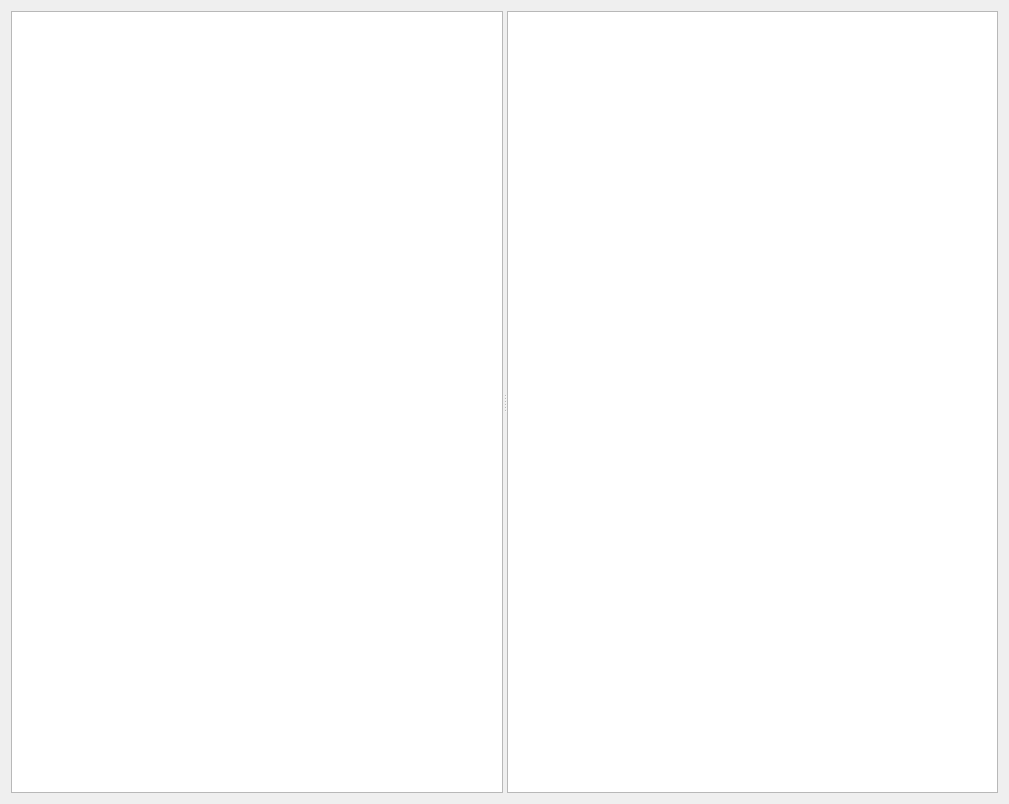
Qt form editor/echo/Base/UI/Document/Document.ui (timi-liuliang/echo) before a commit.
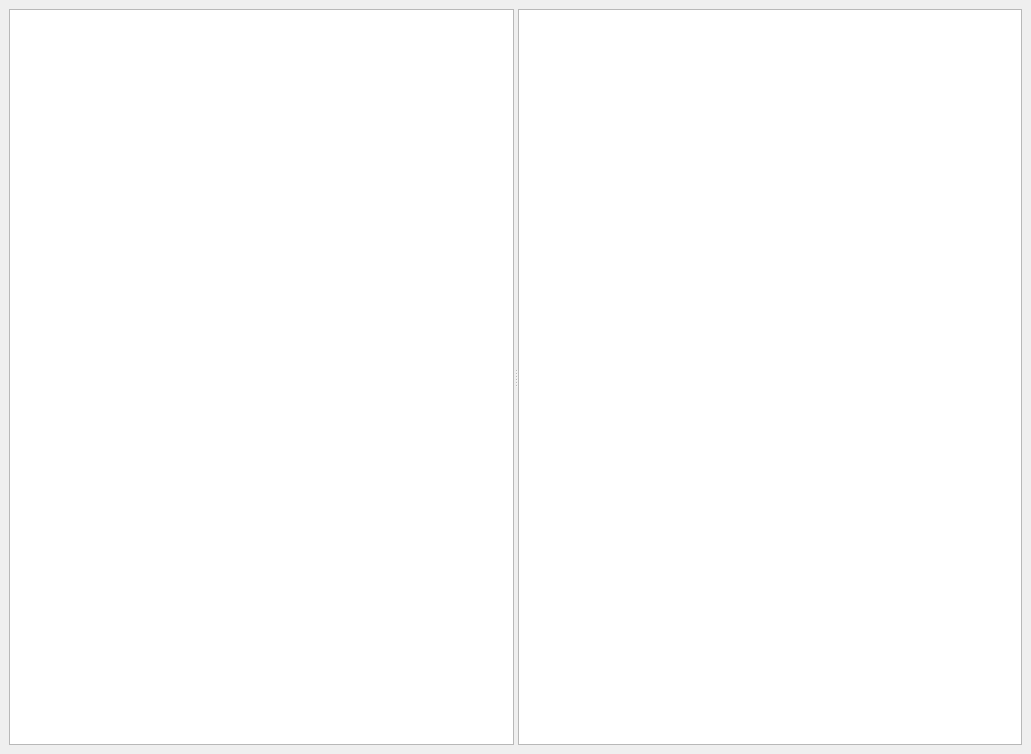
The same form after that commit.

Commit message: script document panel. F1 look up document #165

```diff
--- a/editor/echo/Base/UI/Document/Document.ui
+++ b/editor/echo/Base/UI/Document/Document.ui
@@ -1,18 +1,19 @@
 <?xml version="1.0" encoding="UTF-8"?>
 <ui version="4.0">
  <class>Document</class>
- <widget class="QDialog" name="Document">
+ <widget class="QDockWidget" name="Document">
   <property name="geometry">
    <rect>
     <x>0</x>
     <y>0</y>
-    <width>1009</width>
-    <height>804</height>
+    <width>1031</width>
+    <height>754</height>
    </rect>
   </property>
   <property name="windowTitle">
    <string>Document</string>
   </property>
+  <widget class="QWidget" name="dockWidgetContents">
   <layout class="QHBoxLayout" name="horizontalLayout">
    <item>
     <widget class="QSplitter" name="splitter">
@@ -33,6 +34,7 @@
     </widget>
    </item>
   </layout>
+  </widget>
  </widget>
  <resources/>
  <connections/>
```
Lines whose indentation alone changed are shown as unchanged. The commit also changes 5 other files.
